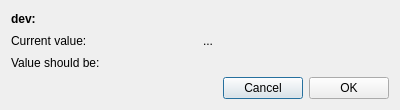
ess-dmsc/nicos, file nicos_ess/gui/panels/ui_files/devices_newpos.ui: the form before one commit.
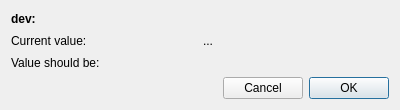
The form after the commit.

Commit message: Make default buttons on dialogs obvious

Diff of the .ui file:
```diff
--- a/nicos_ess/gui/panels/ui_files/devices_newpos.ui
+++ b/nicos_ess/gui/panels/ui_files/devices_newpos.ui
@@ -48,6 +48,9 @@
        <property name="text">
         <string>Cancel</string>
        </property>
+       <property name="autoDefault">
+        <bool>true</bool>
+       </property>
       </widget>
      </item>
      <item>
@@ -55,6 +58,12 @@
        <property name="text">
         <string>OK</string>
        </property>
+       <property name="autoDefault">
+        <bool>true</bool>
+       </property>
+       <property name="default">
+        <bool>true</bool>
+       </property>
       </widget>
      </item>
     </layout>
```
The commit also changes 4 other files.
